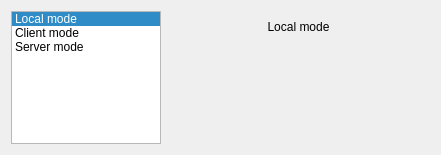
Before: the Qt Designer form src/dialogs/newgamewidget.ui in Dgzt/knapsen, drawn with Qt 5.
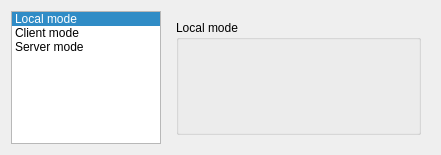
After: the same form once the commit is applied.

Commit message: Bit better new game ui.

Patch:
```diff
--- a/src/dialogs/newgamewidget.ui
+++ b/src/dialogs/newgamewidget.ui
@@ -54,28 +54,12 @@
          <item row="0" column="0">
           <layout class="QVBoxLayout" name="verticalLayout">
            <item>
-            <widget class="QLabel" name="local_label">
-             <property name="text">
+            <widget class="QGroupBox" name="groupBox">
+             <property name="title">
               <string>Local mode</string>
              </property>
-             <property name="alignment">
-              <set>Qt::AlignCenter</set>
-             </property>
             </widget>
            </item>
-           <item>
-            <spacer name="verticalSpacer">
-             <property name="orientation">
-              <enum>Qt::Vertical</enum>
-             </property>
-             <property name="sizeHint" stdset="0">
-              <size>
-               <width>20</width>
-               <height>40</height>
-              </size>
-             </property>
-            </spacer>
-           </item>
           </layout>
          </item>
         </layout>
```
Left out of the diff: 40 changed lines with no effect on the pictures. Lines whose indentation alone changed are shown as unchanged.
